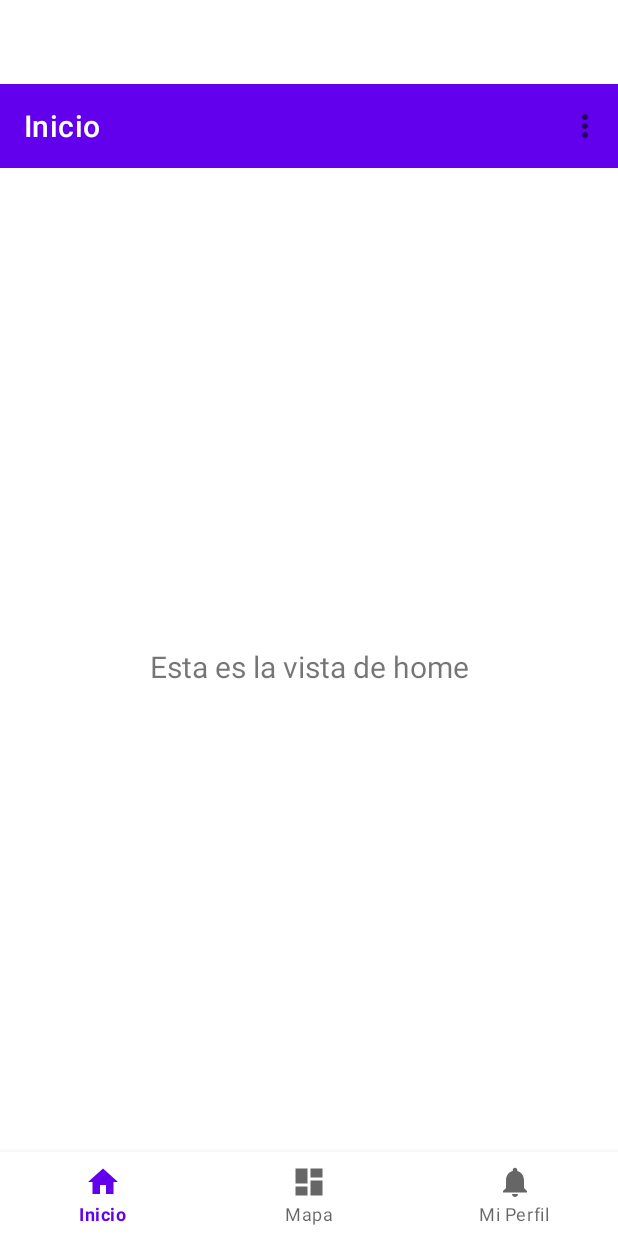
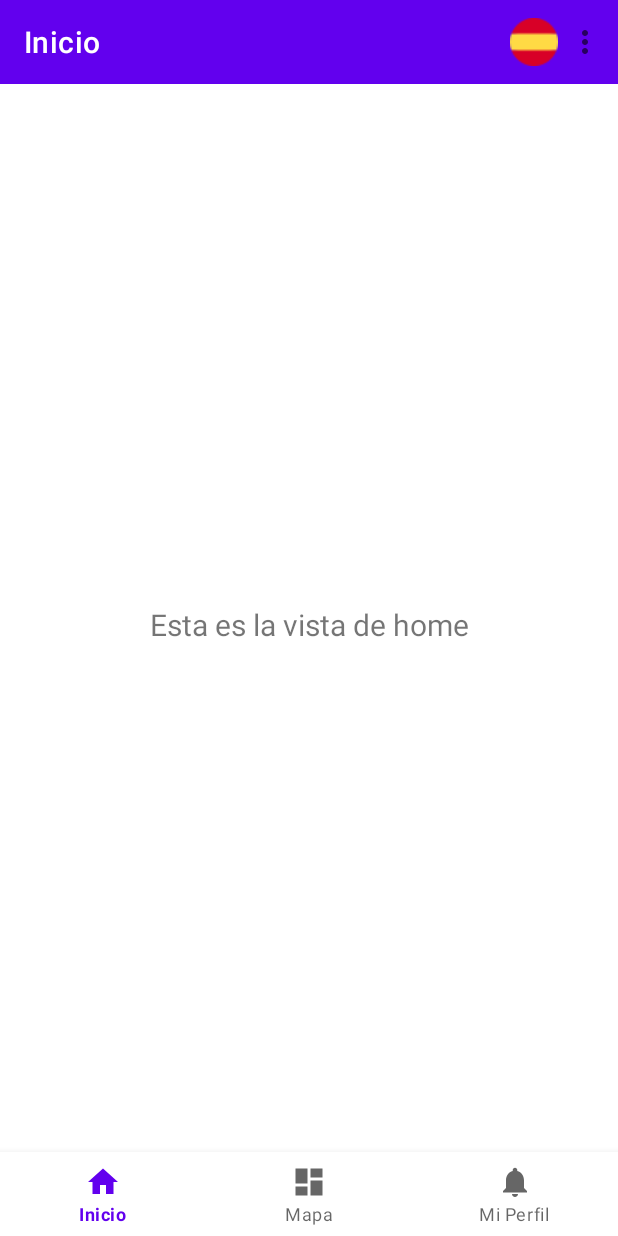
Before and after one commit to Adrimr7/UNIGO, an Android app: the screen it shows after launch (MainActivity), on a phone screen of 412 x 824 dp. Run offline under Robolectric (Android 15) with nearby library versions, the light colour scheme and no system bars; our stand-ins replace navigation-ui.

Commit message:
Cambio de idioma con banderitas funcionando

```diff
--- a/UnigoApp/app/src/main/java/com/example/unigoapp/MainActivity.java
+++ b/UnigoApp/app/src/main/java/com/example/unigoapp/MainActivity.java
@@ -1,14 +1,23 @@
 package com.example.unigoapp;
 
 import android.content.res.Configuration;
+import android.graphics.Color;
 import android.os.Bundle;
+import android.os.Handler;
+import android.os.Looper;
+import android.view.Gravity;
 import android.view.Menu;
 import android.view.MenuItem;
+import android.view.ViewGroup;
+import android.widget.ImageButton;
+import android.widget.ImageView;
+import android.widget.PopupMenu;
 
 import com.google.android.material.bottomnavigation.BottomNavigationView;
 
 import androidx.annotation.NonNull;
 import androidx.appcompat.app.AppCompatActivity;
+import androidx.appcompat.view.menu.MenuBuilder;
 import androidx.appcompat.widget.Toolbar;
 import androidx.navigation.NavController;
 import androidx.navigation.Navigation;
@@ -27,14 +36,72 @@ public class MainActivity extends AppCompatActivity {
     @Override
     protected void onCreate(Bundle savedInstanceState) {
         super.onCreate(savedInstanceState);
+        String idioma = getSharedPreferences("Ajustes", MODE_PRIVATE).
+                getString("Idioma", "es");
 
-        setLocale(getSharedPreferences("Ajustes", MODE_PRIVATE).
-                getString("Idioma", "es"), false);
+        ImageButton btnIdioma = new ImageButton(this);
+        btnIdioma.setBackgroundColor(Color.TRANSPARENT);
+        btnIdioma.setScaleType(ImageView.ScaleType.CENTER_INSIDE);
+        btnIdioma.setLayoutParams(new Toolbar.LayoutParams(
+                ViewGroup.LayoutParams.WRAP_CONTENT,
+                ViewGroup.LayoutParams.MATCH_PARENT,
+                Gravity.END
+        ));
+        // botones de idioma
+        switch (idioma) {
+            case "eu":
+                btnIdioma.setImageResource(R.drawable.ic_flag_eu);
+                break;
+            case "en":
+                btnIdioma.setImageResource(R.drawable.ic_flag_en);
+                break;
+            default:
+                btnIdioma.setImageResource(R.drawable.ic_flag_es);
+                break;
+        }
+
+        setLocale(idioma, false);
+
         binding = ActivityMainBinding.inflate(getLayoutInflater());
         setContentView(binding.getRoot());
 
         Toolbar toolbar = findViewById(R.id.toolbar);
         setSupportActionBar(toolbar);
+
+        toolbar.addView(btnIdioma);
+
+        btnIdioma.setOnClickListener(v -> {
+            PopupMenu popup = new PopupMenu(this, btnIdioma);
+            popup.getMenuInflater().inflate(R.menu.idioma_menu, popup.getMenu());
+
+            // mostrar iconos en el popup
+            try {
+                java.lang.reflect.Field mFieldPopup = popup.getClass().getDeclaredField("mPopup");
+                mFieldPopup.setAccessible(true);
+                Object mPopup = mFieldPopup.get(popup);
+                mPopup.getClass().getDeclaredMethod("setForceShowIcon", boolean.class)
+                        .invoke(mPopup, true);
+            } catch (Exception e) {
+                e.printStackTrace();
+            }
+
+            popup.setOnMenuItemClickListener(item -> {
+                String lang = "es";
+                int idiomaPopup = item.getItemId();
+                if (idiomaPopup == R.id.idioma_eu) {
+                    lang = "eu";
+                }
+                else if (idiomaPopup == R.id.idioma_en)
+                {
+                    lang = "en";
+                }
+                setLocale(lang, true);
+                return true;
+            });
+
+            popup.show();
+        });
+
         BottomNavigationView navView = findViewById(R.id.nav_view);
         // Passing each menu ID as a set of Ids because each
         // menu should be considered as top level destinations.
@@ -70,13 +137,13 @@ public class MainActivity extends AppCompatActivity {
     }
 
 
-    private void setLocale(String langCode, boolean recrearActividad) {
+    private void setLocale(String codigoIdioma, boolean recrearActividad) {
         getSharedPreferences("Ajustes", MODE_PRIVATE)
                 .edit()
-                .putString("Idioma", langCode)
+                .putString("Idioma", codigoIdioma)
                 .apply();
 
-        Locale locale = new Locale(langCode);
+        Locale locale = new Locale(codigoIdioma);
         Locale.setDefault(locale);
 
         Configuration config = new Configuration();
@@ -84,8 +151,8 @@ public class MainActivity extends AppCompatActivity {
 
         getResources().updateConfiguration(config, getResources().getDisplayMetrics());
         // eliminar el recreate y hacer que se recarguen solo los textos.
-        if (recrearActividad){
-            recreate();
+        if (recrearActividad) {
+            new Handler(Looper.getMainLooper()).post(this::recreate);
         }
     }
 
--- a/UnigoApp/app/src/main/res/layout/activity_main.xml
+++ b/UnigoApp/app/src/main/res/layout/activity_main.xml
@@ -4,15 +4,17 @@
     xmlns:tools="http://schemas.android.com/tools"
     android:id="@+id/container"
     android:layout_width="match_parent"
-    android:layout_height="match_parent"
-    android:paddingTop="?attr/actionBarSize">
+    android:layout_height="match_parent">
 
     <com.google.android.material.appbar.MaterialToolbar
         android:id="@+id/toolbar"
         android:layout_width="match_parent"
         android:layout_height="?attr/actionBarSize"
         android:background="?attr/colorPrimary"
-        app:titleTextColor="@android:color/white" />
+        app:titleTextColor="@android:color/white"
+        app:layout_constraintTop_toTopOf="parent"
+        app:layout_constraintLeft_toLeftOf="parent"
+        app:layout_constraintRight_toRightOf="parent"/>
 
     <com.google.android.material.bottomnavigation.BottomNavigationView
         android:id="@+id/nav_view"
```
